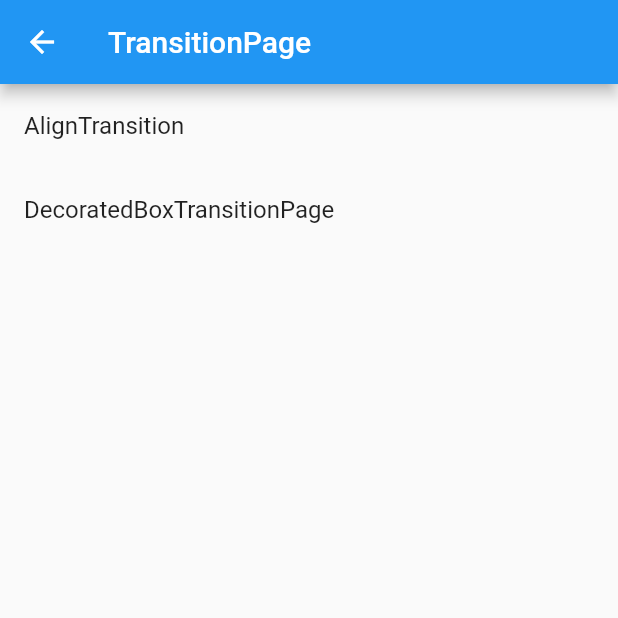
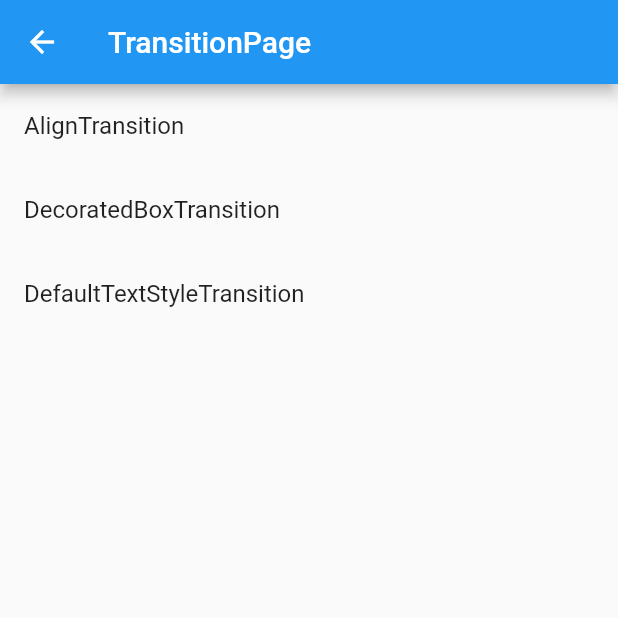
Before and after one commit to KobayashiKz/ImplicitWidgets, a Flutter app: the screen it shows after launch, after a tap on "TransitionAnimated", on a phone screen of 412 x 824 dp, the top half of it. Run offline on Flutter 3.47's test engine with Material 2 defaults, Android fonts, the phone set to English and light mode, and no system bars; our stand-ins replace transparent_image.

Commit message:
Add DefaultTextStyleTransition

```diff
--- a/lib/app.dart
+++ b/lib/app.dart
@@ -18,6 +18,7 @@ import 'package:implicit_animation_sample/screen/implicitly_animated/fade_in_ima
 import 'package:implicit_animation_sample/screen/implicitly_animated/implicitly_animated.dart';
 import 'package:implicit_animation_sample/screen/transition/align_transition_page.dart';
 import 'package:implicit_animation_sample/screen/transition/decorated_box_transition_page.dart';
+import 'package:implicit_animation_sample/screen/transition/default_text_style_transition.dart';
 import 'package:implicit_animation_sample/screen/transition/transition_page.dart';
 
 class App extends StatelessWidget {
@@ -49,6 +50,7 @@ class App extends StatelessWidget {
         TransitionPage.routeName: (_context) => TransitionPage(),
         AlignTransitionPage.routeName: (_context) => AlignTransitionPage(),
         DecoratedBoxTransitionPage.routeName: (_context) => DecoratedBoxTransitionPage(),
+        DefaultTextStyleTransitionPage.routeName: (_context) => DefaultTextStyleTransitionPage(),
       }
     );
   }
--- a/lib/screen/transition/transition_page.dart
+++ b/lib/screen/transition/transition_page.dart
@@ -2,6 +2,7 @@
 import 'package:flutter/material.dart';
 import 'package:implicit_animation_sample/screen/transition/align_transition_page.dart';
 import 'package:implicit_animation_sample/screen/transition/decorated_box_transition_page.dart';
+import 'package:implicit_animation_sample/screen/transition/default_text_style_transition.dart';
 import 'package:implicit_animation_sample/widgets/app_list_tile.dart';
 import 'package:implicit_animation_sample/widgets/app_scaffold.dart';
 
@@ -19,8 +20,12 @@ class TransitionPage extends StatelessWidget {
             nextRouteName: AlignTransitionPage.routeName,
           ),
           const AppListTile(
-            title: "DecoratedBoxTransitionPage",
+            title: "DecoratedBoxTransition",
             nextRouteName: DecoratedBoxTransitionPage.routeName,
+          ),
+          const AppListTile(
+            title: "DefaultTextStyleTransition",
+            nextRouteName: DefaultTextStyleTransitionPage.routeName,
           ),
         ],
       ),
```
Also changed, not shown: lib/screen/transition/default_text_style_transition.dart (added, +63 -0 lines).
